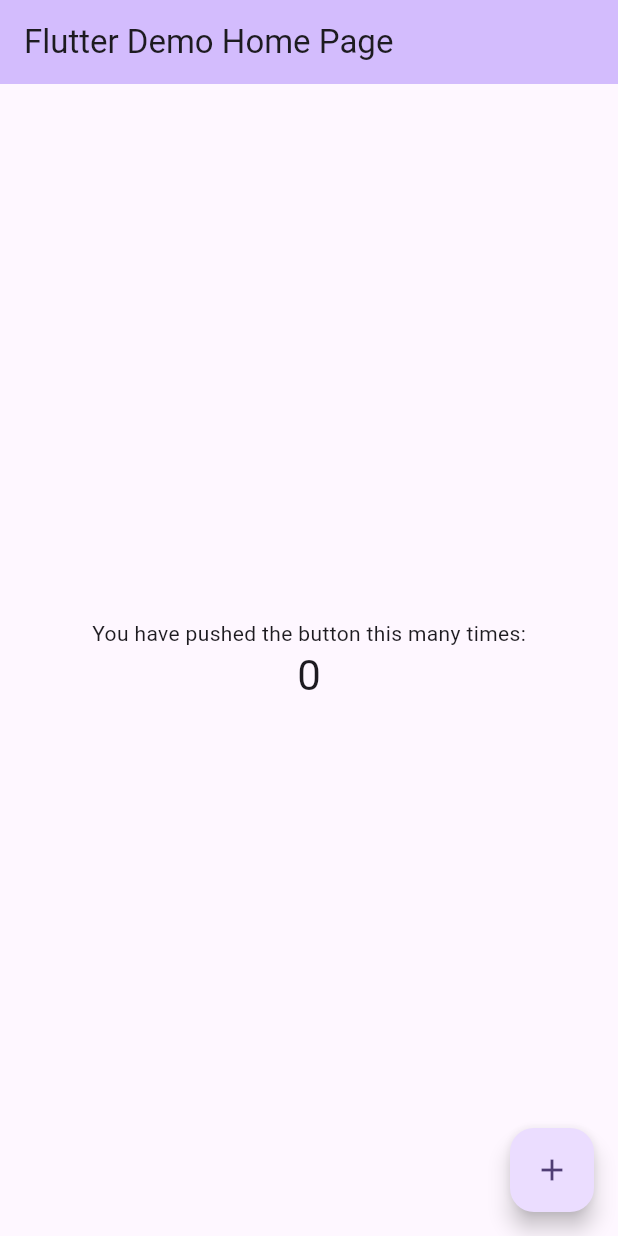
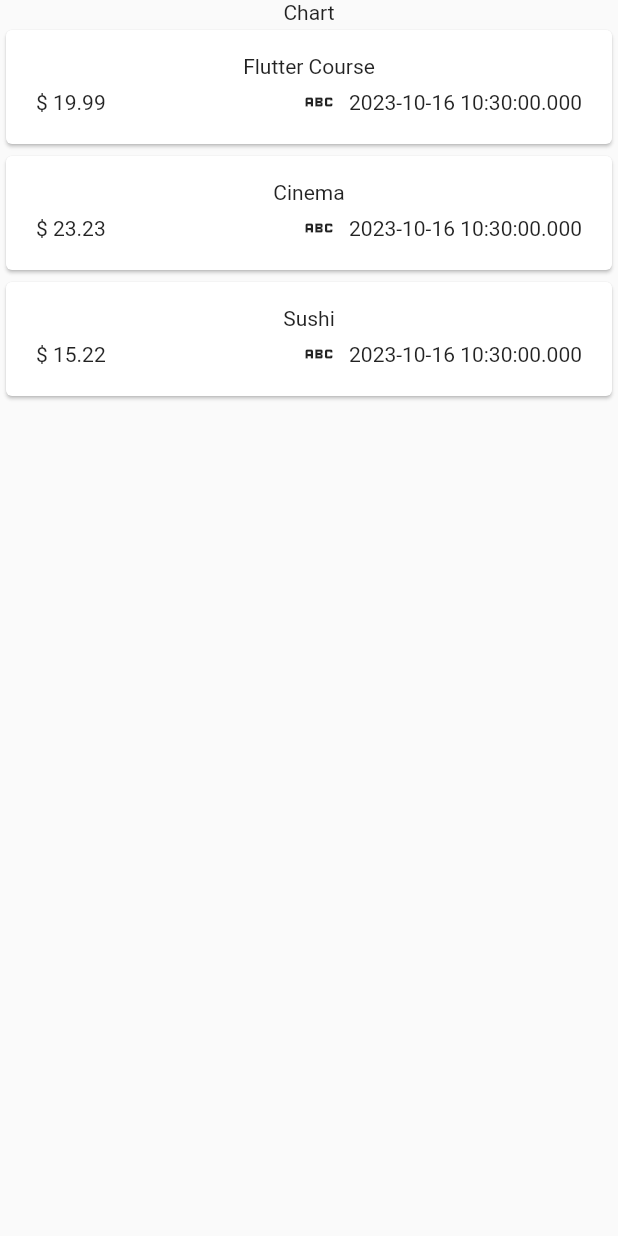
Before and after one commit to eml-bin/flutter-course-samples, a Flutter app: the screen it shows after launch, on a phone screen of 412 x 824 dp. Run offline on Flutter 3.47's test engine with Material 2 defaults, Android fonts, the phone set to English and light mode, and no system bars.

Commit message:
First App Commit
- Building the expense list with dummy data and some list render Widgets
  with some style

```diff
--- a/interactive_app/lib/main.dart
+++ b/interactive_app/lib/main.dart
@@ -1,125 +1,11 @@
 import 'package:flutter/material.dart';
 
+import 'package:interactive_app/widgets/expenses.dart';
+
 void main() {
-  runApp(const MyApp());
+  runApp(
+    const MaterialApp(
+      home: Expenses(),
+    ),
+  );
 }
-
-class MyApp extends StatelessWidget {
-  const MyApp({super.key});
-
-  // This widget is the root of your application.
-  @override
-  Widget build(BuildContext context) {
-    return MaterialApp(
-      title: 'Flutter Demo',
-      theme: ThemeData(
-        // This is the theme of your application.
-        //
-        // TRY THIS: Try running your application with "flutter run". You'll see
-        // the application has a blue toolbar. Then, without quitting the app,
-        // try changing the seedColor in the colorScheme below to Colors.green
-        // and then invoke "hot reload" (save your changes or press the "hot
-        // reload" button in a Flutter-supported IDE, or press "r" if you used
-        // the command line to start the app).
-        //
-        // Notice that the counter didn't reset back to zero; the application
-        // state is not lost during the reload. To reset the state, use hot
-        // restart instead.
-        //
-        // This works for code too, not just values: Most code changes can be
-        // tested with just a hot reload.
-        colorScheme: ColorScheme.fromSeed(seedColor: Colors.deepPurple),
-        useMaterial3: true,
-      ),
-      home: const MyHomePage(title: 'Flutter Demo Home Page'),
-    );
-  }
-}
-
-class MyHomePage extends StatefulWidget {
-  const MyHomePage({super.key, required this.title});
-
-  // This widget is the home page of your application. It is stateful, meaning
-  // that it has a State object (defined below) that contains fields that affect
-  // how it looks.
-
-  // This class is the configuration for the state. It holds the values (in this
-  // case the title) provided by the parent (in this case the App widget) and
-  // used by the build method of the State. Fields in a Widget subclass are
-  // always marked "final".
-
-  final String title;
-
-  @override
-  State<MyHomePage> createState() => _MyHomePageState();
-}
-
-class _MyHomePageState extends State<MyHomePage> {
-  int _counter = 0;
-
-  void _incrementCounter() {
-    setState(() {
-      // This call to setState tells the Flutter framework that something has
-      // changed in this State, which causes it to rerun the build method below
-      // so that the display can reflect the updated values. If we changed
-      // _counter without calling setState(), then the build method would not be
-      // called again, and so nothing would appear to happen.
-      _counter++;
-    });
-  }
-
-  @override
-  Widget build(BuildContext context) {
-    // This method is rerun every time setState is called, for instance as done
-    // by the _incrementCounter method above.
-    //
-    // The Flutter framework has been optimized to make rerunning build methods
-    // fast, so that you can just rebuild anything that needs updating rather
-    // than having to individually change instances of widgets.
-    return Scaffold(
-      appBar: AppBar(
-        // TRY THIS: Try changing the color here to a specific color (to
-        // Colors.amber, perhaps?) and trigger a hot reload to see the AppBar
-        // change color while the other colors stay the same.
-        backgroundColor: Theme.of(context).colorScheme.inversePrimary,
-        // Here we take the value from the MyHomePage object that was created by
-        // the App.build method, and use it to set our appbar title.
-        title: Text(widget.title),
-      ),
-      body: Center(
-        // Center is a layout widget. It takes a single child and positions it
-        // in the middle of the parent.
-        child: Column(
-          // Column is also a layout widget. It takes a list of children and
-          // arranges them vertically. By default, it sizes itself to fit its
-          // children horizontally, and tries to be as tall as its parent.
-          //
-          // Column has various properties to control how it sizes itself and
-          // how it positions its children. Here we use mainAxisAlignment to
-          // center the children vertically; the main axis here is the vertical
-          // axis because Columns are vertical (the cross axis would be
-          // horizontal).
-          //
-          // TRY THIS: Invoke "debug painting" (choose the "Toggle Debug Paint"
-          // action in the IDE, or press "p" in the console), to see the
-          // wireframe for each widget.
-          mainAxisAlignment: MainAxisAlignment.center,
-          children: <Widget>[
-            const Text(
-              'You have pushed the button this many times:',
-            ),
-            Text(
-              '$_counter',
-              style: Theme.of(context).textTheme.headlineMedium,
-            ),
-          ],
-        ),
-      ),
-      floatingActionButton: FloatingActionButton(
-        onPressed: _incrementCounter,
-        tooltip: 'Increment',
-        child: const Icon(Icons.add),
-      ), // This trailing comma makes auto-formatting nicer for build methods.
-    );
-  }
-}
--- /dev/null
+++ b/interactive_app/lib/models/expense.dart
@@ -0,0 +1,27 @@
+import 'package:uuid/uuid.dart';
+
+// uuid outside class because it's an utility
+// and maybe you can use in more classes here
+const uuid = Uuid();
+
+enum Category {
+  food, travel, leisure, work
+}
+
+
+class Expense {
+  Expense({
+    required this.title,
+    required this.amount,
+    required this.date,
+    required this.category
+  }) : id = uuid.v4();
+  // The line above initialize a parameter that not receives in constructor
+
+  final String id;
+  final String title;
+  final double amount;
+  final DateTime date;
+  final Category category;
+
+}
--- /dev/null
+++ b/interactive_app/lib/widgets/expenses.dart
@@ -0,0 +1,49 @@
+import 'package:flutter/material.dart';
+import 'package:interactive_app/widgets/expenses_list/exprenses_list.dart';
+import 'package:interactive_app/models/Expense.dart';
+
+class Expenses extends StatefulWidget {
+  const Expenses({super.key});
+
+  @override
+  State<Expenses> createState() {
+    return _ExpensesState();
+  }
+}
+
+class _ExpensesState extends State<Expenses> {
+  final List<Expense> _registeredExpenses = [
+    Expense(
+      title: 'Flutter Course',
+      amount: 19.99,
+      date: DateTime.now(),
+      category: Category.work,
+    ),
+    Expense(
+      title: 'Cinema',
+      amount: 23.23,
+      date: DateTime.now(),
+      category: Category.leisure,
+    ),
+    Expense(
+      title: 'Sushi',
+      amount: 15.22,
+      date: DateTime.now(),
+      category: Category.food,
+    ),
+  ];
+
+  @override
+  Widget build(BuildContext context) {
+    return Scaffold(
+      body: Column(
+        children: [
+          const Text('Chart'),
+          Expanded(
+            child: ExpensesList(expenses: _registeredExpenses),
+          ),
+        ],
+      ),
+    );
+  }
+}
--- /dev/null
+++ b/interactive_app/lib/widgets/expenses_list/expenses_item.dart
@@ -0,0 +1,40 @@
+import 'package:flutter/material.dart';
+import 'package:interactive_app/models/Expense.dart';
+
+class ExpenseItem extends StatelessWidget {
+  const ExpenseItem(this.expense, {super.key});
+
+  final Expense expense;
+
+  @override
+  Widget build(BuildContext context) {
+    return Card(
+      child: Padding(
+        padding: const EdgeInsets.symmetric(
+          horizontal: 20,
+          vertical: 16,
+        ),
+        child: Column(
+          children: [
+            Text(expense.title),
+            const SizedBox(height: 4),
+            Row(
+              children: [
+                Text('\$ ${expense.amount.toStringAsFixed(2)}'),
+                // Widget that takes all the space between Text and Row
+                const Spacer(),
+                Row(
+                  children: [
+                    const Icon(Icons.abc),
+                    const SizedBox(width: 8),
+                    Text(expense.date.toString())
+                  ],
+                )
+              ],
+            )
+          ],
+        ),
+      ),
+    );
+  }
+}
--- /dev/null
+++ b/interactive_app/lib/widgets/expenses_list/exprenses_list.dart
@@ -0,0 +1,21 @@
+import 'package:flutter/material.dart';
+import 'package:interactive_app/models/Expense.dart';
+import 'package:interactive_app/widgets/expenses_list/expenses_item.dart';
+
+// Use for output/render a ExpensesList
+class ExpensesList extends StatelessWidget {
+  const ExpensesList({super.key, required this.expenses});
+
+  final List<Expense> expenses;
+
+  @override
+  Widget build(BuildContext context) {
+    // ListView Widget. Scrollable List Widget
+    // Using the builder constructor for a better performance for 'n' items Lists
+
+    return ListView.builder(
+      itemCount: expenses.length,
+      itemBuilder: (ctx, index) => ExpenseItem(expenses[index]),
+    );
+  }
+}
--- a/interactive_app/pubspec.yaml
+++ b/interactive_app/pubspec.yaml
@@ -35,6 +35,7 @@ dependencies:
   # The following adds the Cupertino Icons font to your application.
   # Use with the CupertinoIcons class for iOS style icons.
   cupertino_icons: ^1.0.2
+  uuid: ^4.1.0
 
 dev_dependencies:
   flutter_test:
```
Also changed, not shown: 1 other file.
